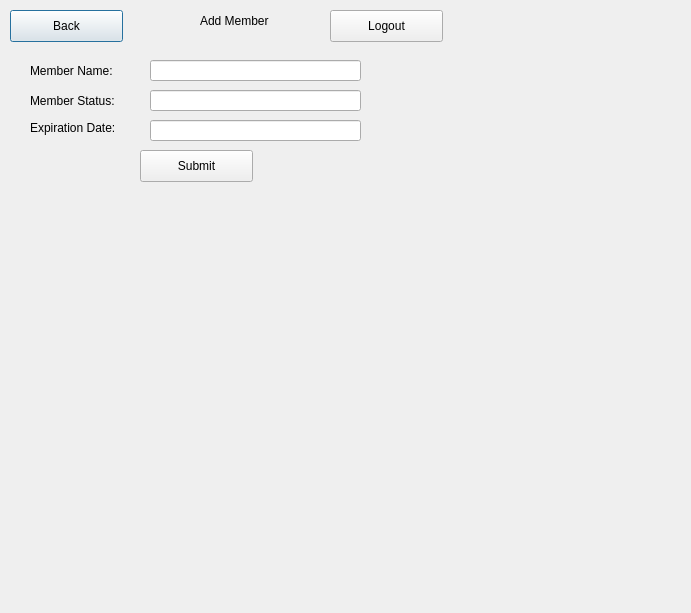
Above: QtGui/addMember.ui from Tligtvoet/goat-bulk before the change. Below: the same form after it.
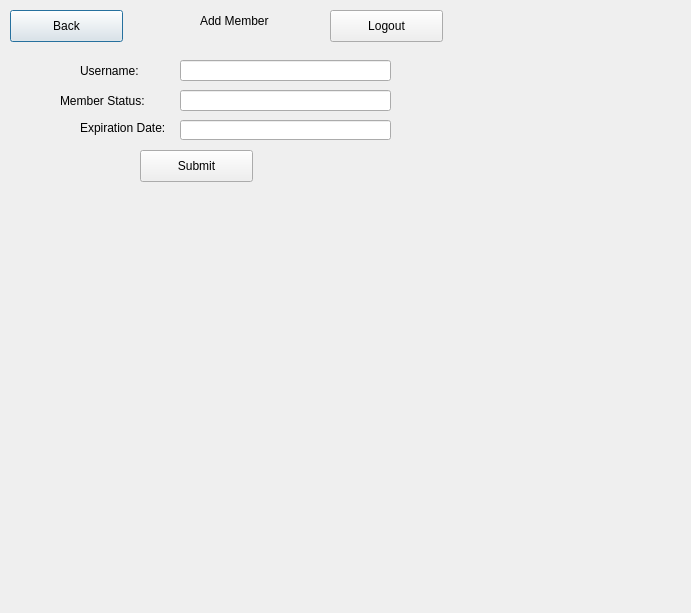
That is the form after the change.

```diff
--- a/QtGui/addMember.ui
+++ b/QtGui/addMember.ui
@@ -55,22 +55,22 @@
   <widget class="QLabel" name="name">
    <property name="geometry">
     <rect>
-     <x>30</x>
+     <x>80</x>
      <y>60</y>
-     <width>101</width>
+     <width>81</width>
      <height>21</height>
     </rect>
    </property>
    <property name="text">
-    <string>Member Name:</string>
+    <string>Username:</string>
    </property>
   </widget>
   <widget class="QLabel" name="memStatus">
    <property name="geometry">
     <rect>
-     <x>30</x>
+     <x>60</x>
      <y>90</y>
-     <width>111</width>
+     <width>101</width>
      <height>21</height>
     </rect>
    </property>
@@ -81,9 +81,9 @@
   <widget class="QLabel" name="expDate">
    <property name="geometry">
     <rect>
-     <x>30</x>
+     <x>80</x>
      <y>120</y>
-     <width>101</width>
+     <width>131</width>
      <height>16</height>
     </rect>
    </property>
@@ -94,7 +94,7 @@
   <widget class="QLineEdit" name="lineEdit_name">
    <property name="geometry">
     <rect>
-     <x>150</x>
+     <x>180</x>
      <y>60</y>
      <width>211</width>
      <height>21</height>
@@ -104,7 +104,7 @@
   <widget class="QLineEdit" name="lineEdit_memStatus">
    <property name="geometry">
     <rect>
-     <x>150</x>
+     <x>180</x>
      <y>90</y>
      <width>211</width>
      <height>21</height>
@@ -127,10 +127,10 @@
   <widget class="QLineEdit" name="lineEdit_expDate">
    <property name="geometry">
     <rect>
-     <x>150</x>
+     <x>180</x>
      <y>120</y>
      <width>211</width>
-     <height>21</height>
+     <height>20</height>
     </rect>
    </property>
   </widget>
```
Left out of the diff: 6 changed lines with no effect on the pictures.
